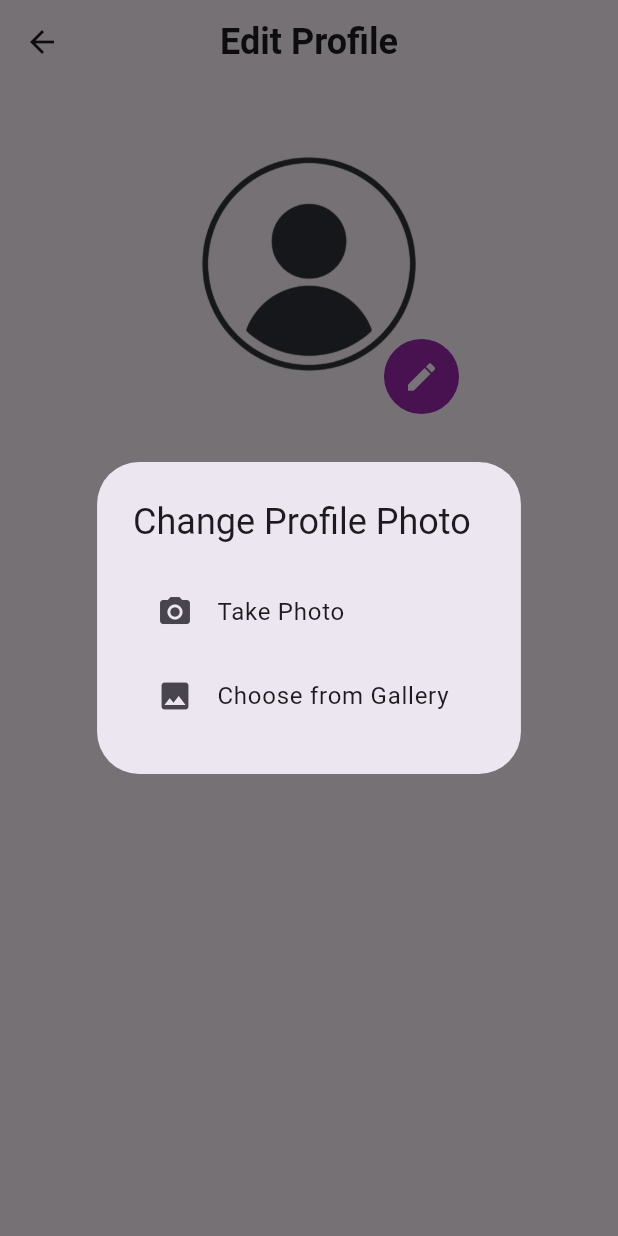
After one commit to Ranatarek22/Auth_App-main, a Flutter app: the EditProfileScreen screen opened directly, after a tap on the "edit" icon, on a phone screen of 412 x 824 dp. The commit adds this screen. Run offline on Flutter 3.47's test engine with Material 3 defaults, Android fonts, the phone set to English and light mode, and no system bars; our stand-ins replace flutter_secure_storage, image_picker, sqflite; accounts and stored records are empty.

Commit message:
profile screens

```diff
--- a/lib/Components/signin_input_form.dart
+++ b/lib/Components/signin_input_form.dart
@@ -83,9 +83,9 @@ class _SigninInputFormState extends State<SigninInputForm> {
               if (value == null || value.isEmpty) {
                 return 'Please enter your email';
               }
-              if (!RegExp(r'^[\w-\.]+@([\w-]+\.)+[\w-]{2,4}$')
+              if (!RegExp(r'^\d{8}@stud\.fci-cu\.edu\.eg$')
                   .hasMatch(value)) {
-                return 'Please enter a valid email';
+                return 'Please enter a FCI email';
               }
               return null;
             },
--- /dev/null
+++ b/lib/Screens/edit_profile_screen.dart
@@ -0,0 +1,172 @@
+import 'dart:io';
+import 'package:assignment1/Components/signup_input_form.dart';
+import 'package:flutter/material.dart';
+import 'package:image_picker/image_picker.dart';
+import 'edit_profile_screen.dart';
+
+class EditProfileScreen extends StatefulWidget {
+  const EditProfileScreen({Key? key}) : super(key: key);
+
+  @override
+  _EditProfileScreenState createState() => _EditProfileScreenState();
+}
+
+class _EditProfileScreenState extends State<EditProfileScreen> {
+  File? _image;
+  final picker = ImagePicker();
+
+  Future getImage(ImageSource source) async {
+    final pickedFile = await picker.pickImage(source: source);
+
+    setState(() {
+      if (pickedFile != null) {
+        _image = File(pickedFile.path);
+      } else {
+        print('No image selected.');
+      }
+    });
+  }
+
+  @override
+  Widget build(BuildContext context) {
+    return Scaffold(
+      appBar: AppBar(
+        leading: IconButton(
+          onPressed: () {},
+          icon: Icon(Icons.arrow_back),
+        ),
+        centerTitle: true,
+        title: Text(
+          "Edit Profile",
+          style: TextStyle(
+            fontSize: 24,
+            fontWeight: FontWeight.bold,
+          ),
+        ),
+      ),
+      body: SingleChildScrollView(
+        child: Padding(
+          padding: const EdgeInsets.all(20.0),
+          child: Column(
+            crossAxisAlignment: CrossAxisAlignment.center,
+            children: [
+              Center(
+                child: Stack(
+                  children: [
+                    _buildProfileAvatar(),
+                    Positioned(
+                      bottom: 0,
+                      right: 0,
+                      child: _buildEditIconButton(),
+                    ),
+                  ],
+                ),
+              ),
+              SizedBox(height: 20),
+
+            ],
+          ),
+        ),
+      ),
+    );
+  }
+
+
+
+  Widget _buildProfileAvatar() {
+    return SizedBox(
+      width: 200,
+      height: 200,
+      child: GestureDetector(
+        onTap: (){
+          showDialog(
+            context: context,
+            builder: (BuildContext context) {
+              return AlertDialog(
+                title: Text('Change Profile Photo'),
+                content: Column(
+                  mainAxisSize: MainAxisSize.min,
+                  children: <Widget>[
+                    ListTile(
+                      leading: Icon(Icons.camera_alt),
+                      title: Text('Take Photo'),
+                      onTap: () {
+                        Navigator.pop(context);
+                        getImage(ImageSource.camera);
+                      },
+                    ),
+                    ListTile(
+                      leading: Icon(Icons.image),
+                      title: Text('Choose from Gallery'),
+                      onTap: () {
+                        Navigator.pop(context);
+                        getImage(ImageSource.gallery);
+                      },
+                    ),
+                  ],
+                ),
+              );
+            },
+          );
+        },
+        child: ClipRRect(
+          borderRadius: BorderRadius.circular(100),
+          child: _image != null
+              ? Image.file(_image!, fit: BoxFit.cover)
+              : Image.asset(
+            'assets/images/istockphoto-1300845620-612x612-removebg-preview.png',
+            fit: BoxFit.cover,
+          ),
+        ),
+      ),
+    );
+  }
+
+  Widget _buildEditIconButton() {
+    return GestureDetector(
+      onTap: () {
+        showDialog(
+          context: context,
+          builder: (BuildContext context) {
+            return AlertDialog(
+              title: Text('Change Profile Photo'),
+              content: Column(
+                mainAxisSize: MainAxisSize.min,
+                children: <Widget>[
+                  ListTile(
+                    leading: Icon(Icons.camera_alt),
+                    title: Text('Take Photo'),
+                    onTap: () {
+                      Navigator.pop(context);
+                      getImage(ImageSource.camera);
+                    },
+                  ),
+                  ListTile(
+                    leading: Icon(Icons.image),
+                    title: Text('Choose from Gallery'),
+                    onTap: () {
+                      Navigator.pop(context);
+                      getImage(ImageSource.gallery);
+                    },
+                  ),
+                ],
+              ),
+            );
+          },
+        );
+      },
+      child: Container(
+        width: 50,
+        height: 50,
+        decoration: BoxDecoration(
+          shape: BoxShape.circle,
+          color: Colors.purple, // Background color of the button
+        ),
+        child: Icon(
+          Icons.edit,
+          color: Colors.white, // Color of the icon
+        ),
+      ),
+    );
+  }
+}
--- a/pubspec.yaml
+++ b/pubspec.yaml
@@ -37,7 +37,8 @@ dependencies:
   cupertino_icons: ^1.0.2
   flutter_secure_storage: ^4.2.0
   sqflite: ^2.3.2
-  path: ^1.9.0
+  path: 1.8.3
+  image_picker: ^0.8.4+2
 
 dev_dependencies:
   flutter_test:
```
Also changed, not shown: lib/Components/signup_input_form.dart (+10 -4 lines), lib/Screens/profile_screen.dart (added, +216 -0 lines), assets/images/istockphoto-1300845620-612x612-removebg-preview.png (added), lib/Components/custom_text_field.dart (line endings or trailing spaces), pubspec.lock, 7 other files.
